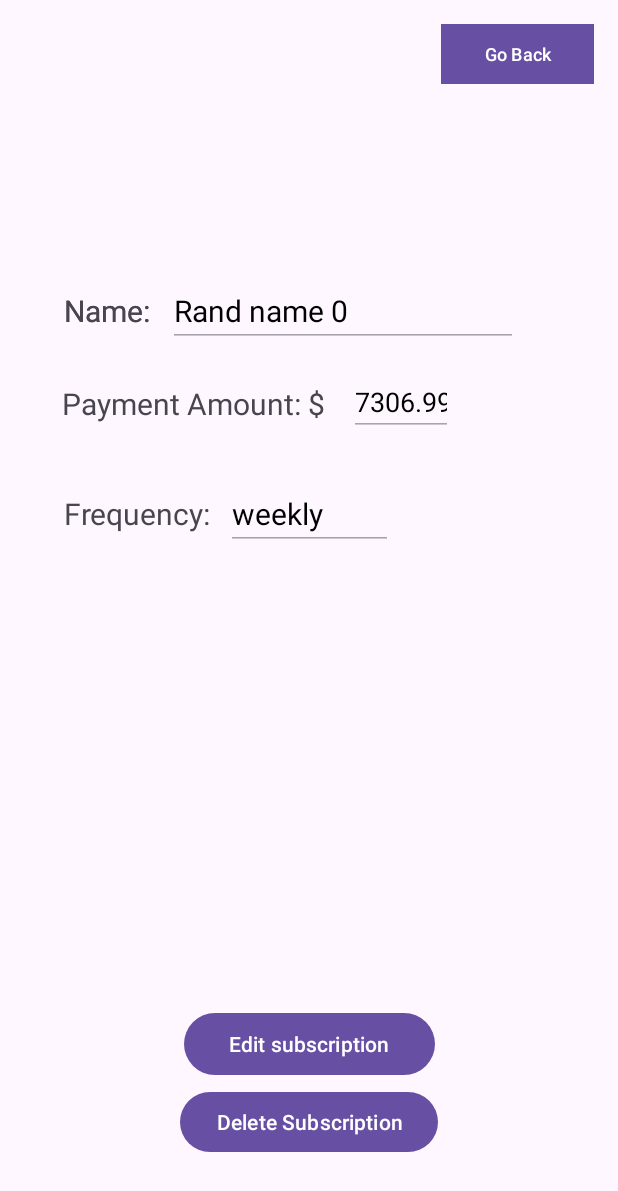
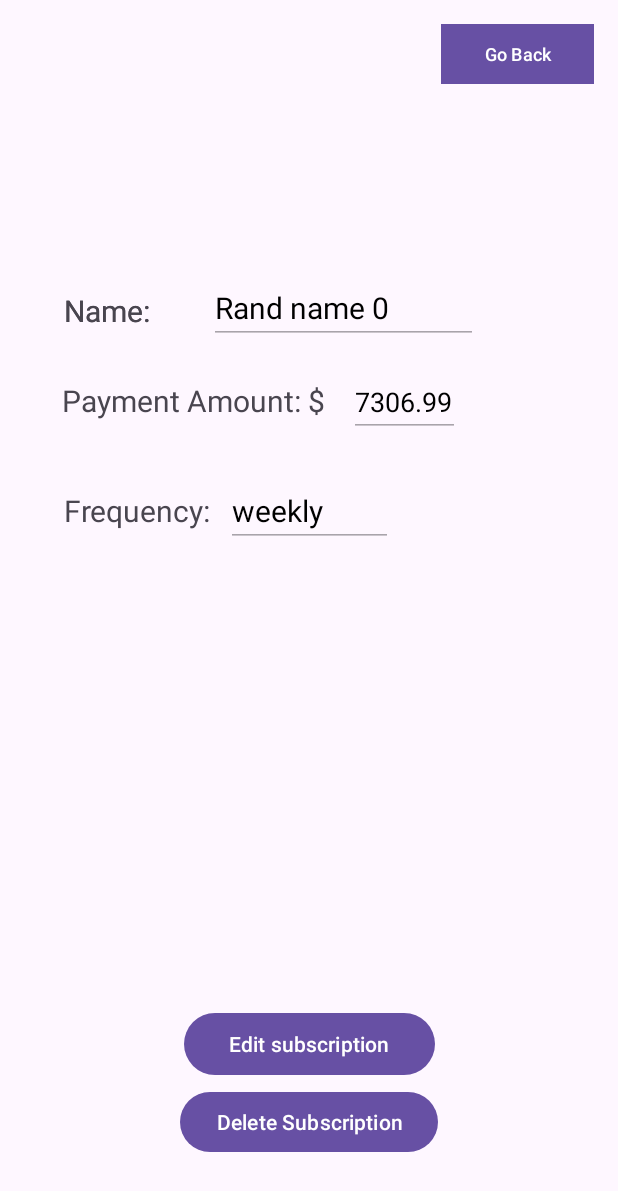
Before and after one commit to hassannauman123/Subscription-Tracker-Android-Application, an Android app: the screen it shows after launch (SubscriptionDetailsActivity), after a tap on an icon or button, on a phone screen of 412 x 824 dp. Shown: the top 1191 px of the screen. Run offline under Robolectric (Android 15) with nearby library versions, the phone set to English and light mode, and no system bars.

Commit message:
- Fixed a few issues with the UI running on the S20

```diff
--- a/app/src/main/res/layout/activity_subscription_details.xml
+++ b/app/src/main/res/layout/activity_subscription_details.xml
@@ -88,8 +88,8 @@
 
     <EditText
         android:id="@+id/detail_subscription_amount"
-        android:layout_width="69dp"
-        android:layout_height="43dp"
+        android:layout_width="74dp"
+        android:layout_height="46dp"
         android:layout_marginStart="16dp"
         android:layout_marginTop="16dp"
 
@@ -100,8 +100,8 @@
 
     <EditText
         android:id="@+id/detail_subscription_name"
-        android:layout_width="wrap_content"
-        android:layout_height="wrap_content"
+        android:layout_width="179dp"
+        android:layout_height="46dp"
         android:layout_marginStart="68dp"
         android:layout_marginEnd="65dp"
 
```
